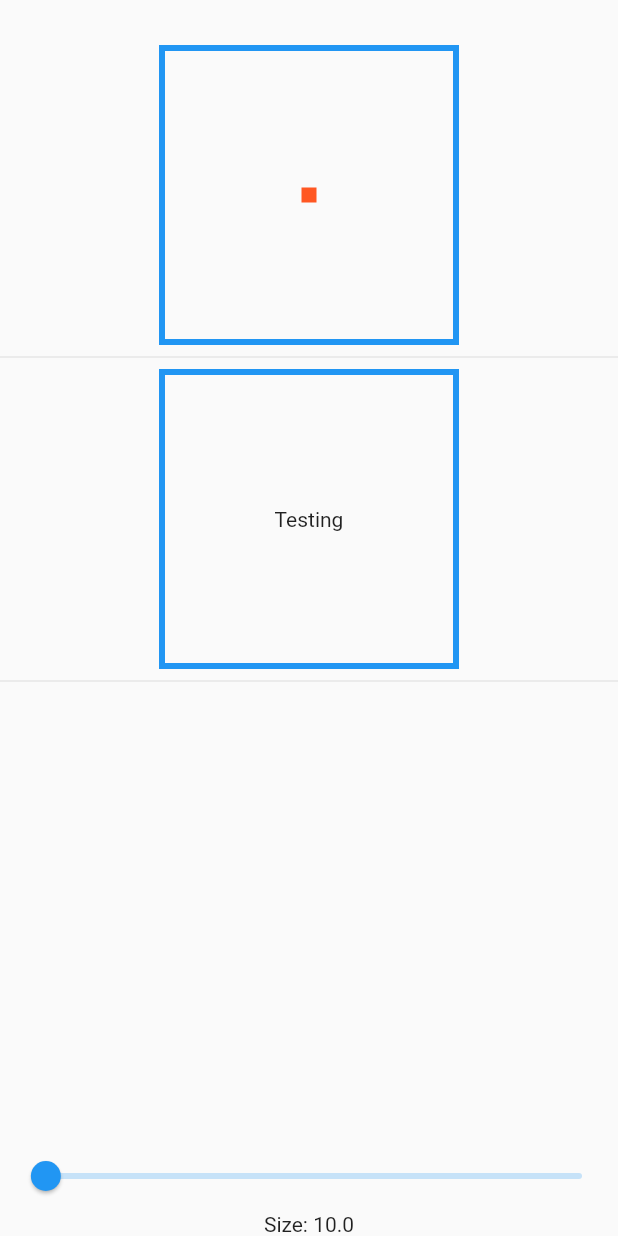
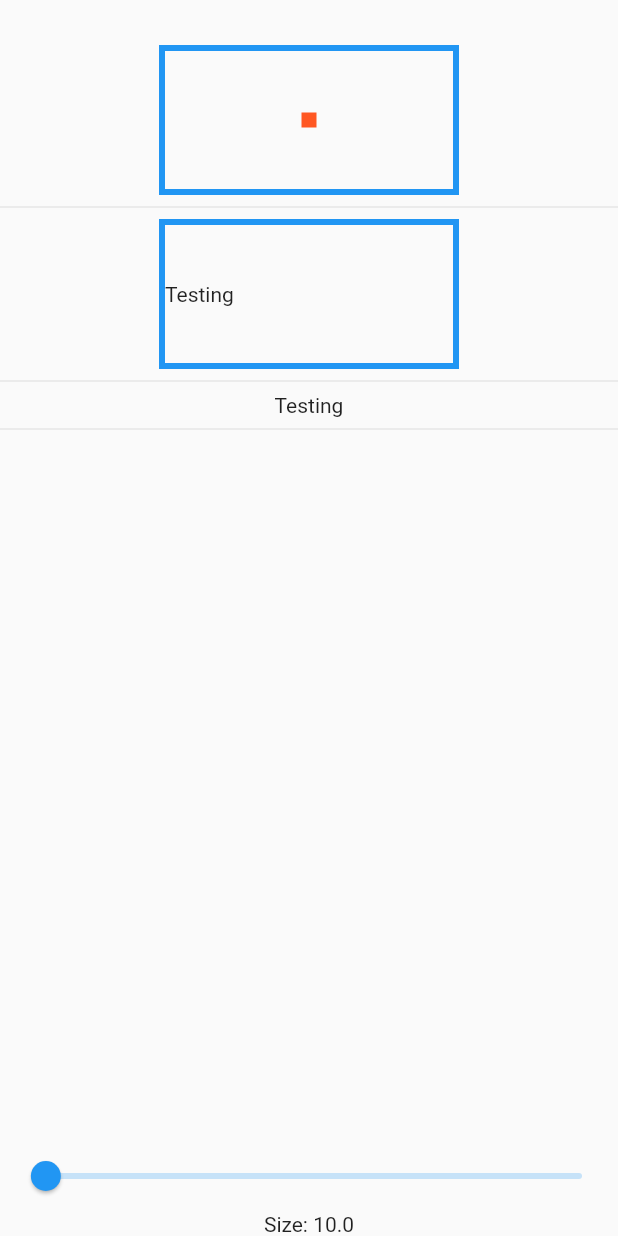
Before and after one commit to gspencergoog/test_widget, a Flutter app: the screen it shows after launch, on a phone screen of 412 x 824 dp. Run offline on Flutter 3.47's test engine with Material 2 defaults, Android fonts, the phone set to English and light mode, and no system bars.

Commit message:
Update unconstrained

```diff
--- a/lib/border_animations.dart
+++ b/lib/border_animations.dart
@@ -37,7 +37,8 @@ class _MyHomePageState extends State<MyHomePage> with TickerProviderStateMixin {
     );
     Decoration startDecoration = new ShapeDecoration(
       color: Colors.grey,
-      shape: new StadiumBorder(side: redSide),
+      shape: new RoundedRectangleBorder(side: redSide),
+    //  shape: new StadiumBorder(side: redSide),
     );
     DecorationTween tween = new DecorationTween(begin: startDecoration, end: endDecoration);
 
@@ -121,7 +122,8 @@ class _MyHomePageState extends State<MyHomePage> with TickerProviderStateMixin {
               height: 100.0,
               decoration: new ShapeDecoration(
                 color: Colors.grey,
-                shape: new StadiumBorder(side: redSide),//.lerpTo(new RoundedRectangleBorder(side: redSide), 0.0),
+                shape: new RoundedRectangleBorder(side: redSide),
+               // shape: new StadiumBorder(side: redSide),//.lerpTo(new RoundedRectangleBorder(side: redSide), 0.0),
               ),
             ),
           ],
--- a/lib/unconstrained.dart
+++ b/lib/unconstrained.dart
@@ -35,15 +35,19 @@ class _MyHomePageState extends State<MyHomePage> {
     debugPaintSizeEnabled = true;
     return new DefaultTextStyle(
       style: new TextStyle(
-          color: Colors.white, fontSize: 14.0, fontFamily: 'Roboto', fontStyle: FontStyle.normal),
+          color: Colors.white,
+          fontSize: 14.0,
+          fontFamily: 'Roboto',
+          fontStyle: FontStyle.normal),
       child: new Material(
         child: new Column(mainAxisSize: MainAxisSize.max, children: <Widget>[
           new Padding(padding: const EdgeInsets.only(top: 30.0)),
           new Container(
-            decoration: new BoxDecoration(border: new Border.all(color: Colors.blue, width: 4.0)),
-            constraints: new BoxConstraints.tight(const Size.fromRadius(100.0)),
+            decoration:
+                new BoxDecoration(border: new Border.all(color: Colors.blue, width: 4.0)),
+            constraints: new BoxConstraints.tight(const Size(200.0, 100.0)),
             child: new ConstrainedBox(
-              constraints: new BoxConstraints(maxWidth: 200.0, maxHeight: 200.0),
+              constraints: new BoxConstraints(maxWidth: 200.0, maxHeight: 100.0),
               child: new UnconstrainedBox(
                 alignment: AlignmentDirectional.center,
                 child: new Container(
@@ -56,15 +60,25 @@ class _MyHomePageState extends State<MyHomePage> {
           ),
           new Divider(),
           new Container(
-            decoration: new BoxDecoration(border: new Border.all(color: Colors.blue, width: 4.0)),
-            constraints: new BoxConstraints.tight(const Size.fromRadius(100.0)),
-            child:
-                new UnconstrainedBox(
-                  alignment: AlignmentDirectional.center,
-                  child: new Text("Testing", textScaleFactor: _size/10.0),
+            decoration:
+                new BoxDecoration(border: new Border.all(color: Colors.blue, width: 4.0)),
+            constraints: new BoxConstraints.tight(const Size(200.0, 100.0)),
+            child: new UnconstrainedBox(
+              alignment: AlignmentDirectional.centerStart,
+              child: new Text("Testing", textScaleFactor: _size / 10.0),
+            ),
+          ),
+          new Divider(),
+          new Column(
+            children: <Widget>[
+              new Directionality(
+                textDirection: TextDirection.rtl,
+                child: new UnconstrainedBox(
+                  alignment: AlignmentDirectional.centerStart,
+                  child: new Text("Testing", textScaleFactor: _size / 10.0),
                 ),
-
-
+              ),
+            ],
           ),
           new Divider(),
           new Flexible(child: new Container()),
```
Also changed, not shown: 1 other file.
